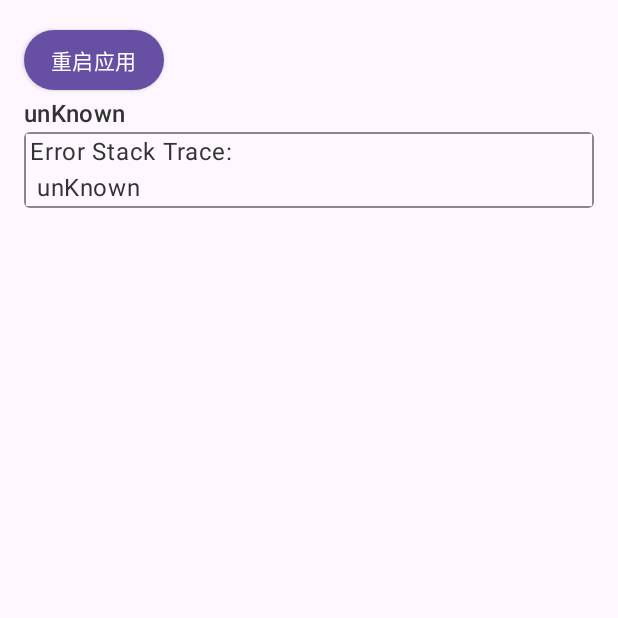
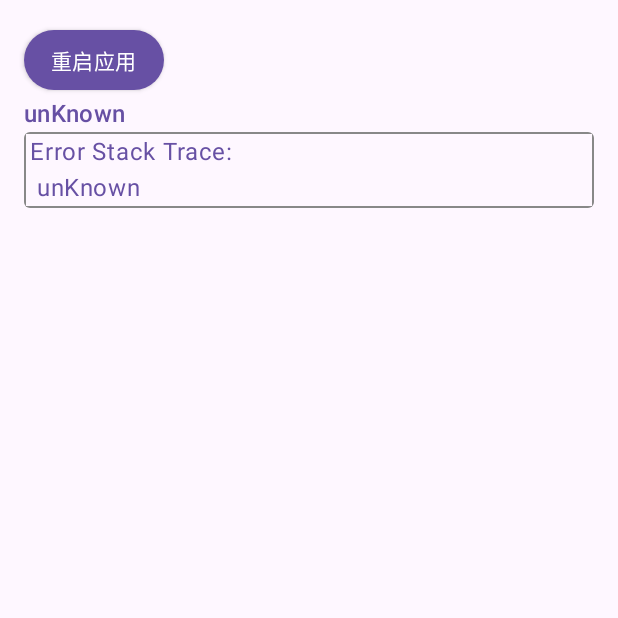
Before and after one commit to QCuncle/nowinnews, an Android app built with Jetpack Compose: the CrashInfoActivity screen opened directly, with no data from a screen before it, on a phone screen of 412 x 824 dp, the top half of it. Run offline under Robolectric (Android 15) with nearby library versions, the phone set to English and light mode, and no system bars; 4 statements that could not run were skipped.

Commit message:
fix: Modify the error message font color in CrashInfoActivity.kt

```diff
--- a/app/src/main/java/me/qcuncle/nowinnews/CrashInfoActivity.kt
+++ b/app/src/main/java/me/qcuncle/nowinnews/CrashInfoActivity.kt
@@ -17,7 +17,6 @@ import androidx.compose.ui.Modifier
 import androidx.compose.ui.draw.clip
 import androidx.compose.ui.graphics.Color
 import androidx.compose.ui.platform.LocalContext
-import androidx.compose.ui.res.colorResource
 import androidx.compose.ui.unit.dp
 import me.qcuncle.nowinnews.presentation.common.NewsButton
 import me.qcuncle.nowinnews.ui.theme.NinTheme
@@ -53,7 +52,7 @@ class CrashInfoActivity : ComponentActivity() {
                         Text(
                             style = MaterialTheme.typography.titleMedium,
                             text = message,
-                            color = colorResource(id = R.color.black)
+                            color = MaterialTheme.colorScheme.primary
                         )
                     }
 
@@ -66,7 +65,7 @@ class CrashInfoActivity : ComponentActivity() {
                                 .border(1.dp, Color.Gray)
                                 .padding(4.dp),
                             text = "Error Stack Trace:\n $cause",
-                            color = colorResource(id = R.color.black)
+                            color = MaterialTheme.colorScheme.primary
                         )
                     }
 
```
